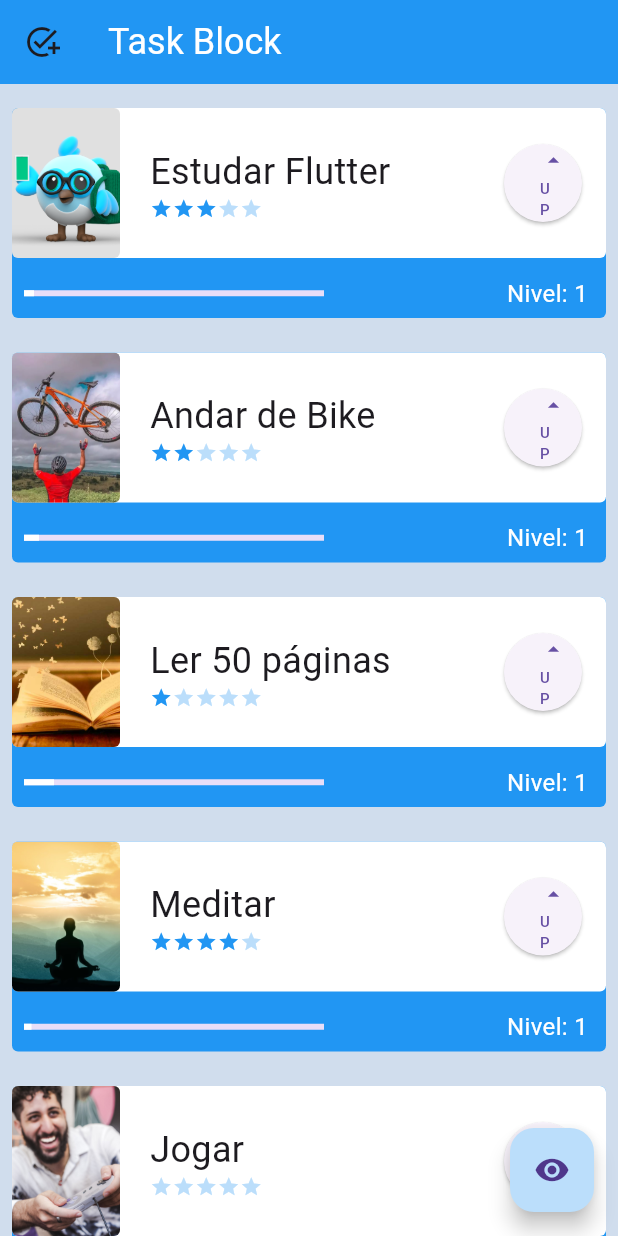
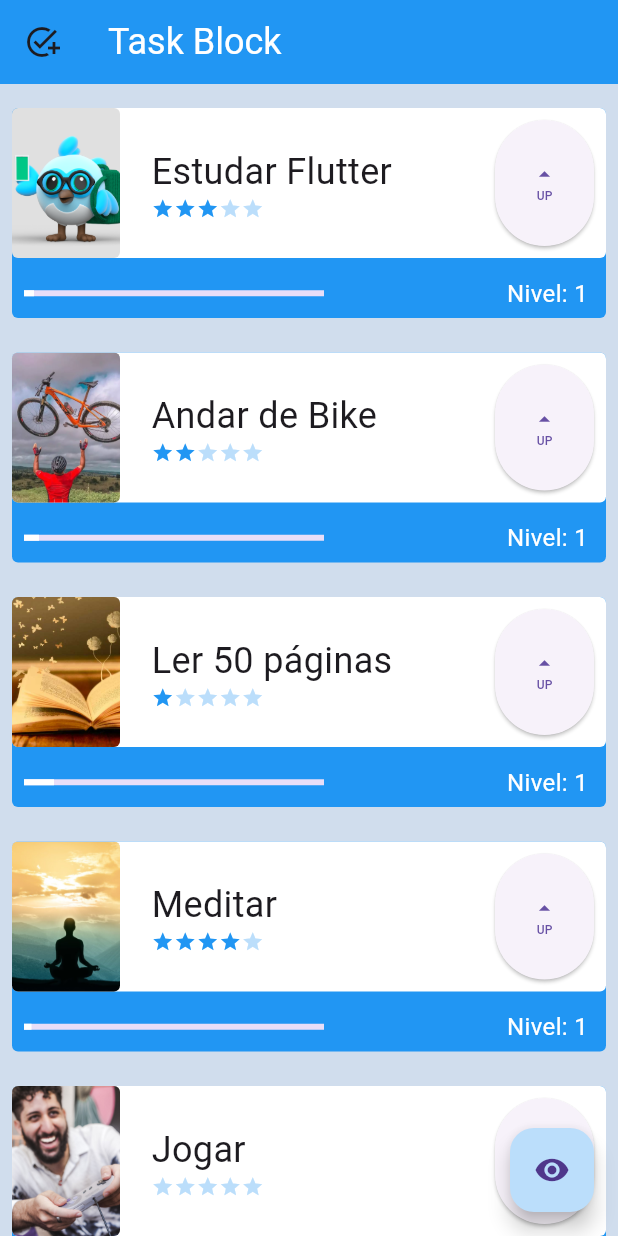
Before and after one commit to JonatasFlores/my-first-project, a Flutter app: the screen it shows after launch, on a phone screen of 412 x 824 dp. Run offline on Flutter 3.47's test engine with Material 3 defaults, Android fonts, the phone set to English and light mode, and no system bars.

Commit message:
Feat: correção do botão Level Up

```diff
--- a/lib/components/tasks.dart
+++ b/lib/components/tasks.dart
@@ -1,4 +1,3 @@
-
 import 'package:alura_flutter_curso_1/components/difficulty.dart';
 import 'package:flutter/material.dart';
 
@@ -83,23 +82,18 @@ class _TasksState extends State<Tasks> {
                         ],
                       ),
                       Padding(
-                        padding: const EdgeInsets.all(16.0),
-                        child: Container(
-                          height: 52,
-                          width: 52,
+                        padding: const EdgeInsets.all(8.0),
                         child: ElevatedButton(
                           onPressed: levelUp,
                           child: Column(
-                              mainAxisAlignment: MainAxisAlignment.spaceEvenly,
-                              crossAxisAlignment: CrossAxisAlignment.end,
-                              children: const [
+                            mainAxisAlignment: MainAxisAlignment.center,
+                            children: [
                               Icon(Icons.arrow_drop_up),
                               Text(
                                 'UP',
-                                  style: TextStyle(fontSize: 10),
+                                style: TextStyle(fontSize: 8),
                               ),
                             ],
-                            ),
                           ),
                         ),
                       )
```
Lines whose indentation alone changed are shown as unchanged.
